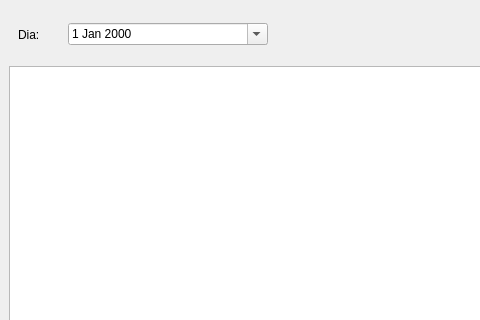
raulvc/seareiros, file src/lib/ui/overview.ui: the form before one commit; both pictures show x 0 to 480 and y 0 to 320 of the 709 by 552 pixel window.
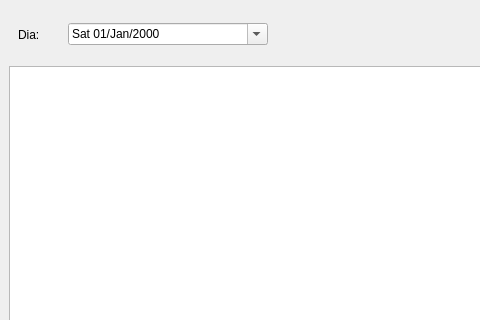
The form after the commit. Icons and pictures are not drawn.

```diff
--- a/src/lib/ui/overview.ui
+++ b/src/lib/ui/overview.ui
@@ -106,6 +106,12 @@
              <height>16777215</height>
             </size>
            </property>
+           <property name="currentSection">
+            <enum>QDateTimeEdit::DaySection</enum>
+           </property>
+           <property name="displayFormat">
+            <string>ddd dd/MMM/yyyy</string>
+           </property>
            <property name="calendarPopup">
             <bool>true</bool>
            </property>
```
Left out of the diff: 15 changed lines with no effect on the pictures.
